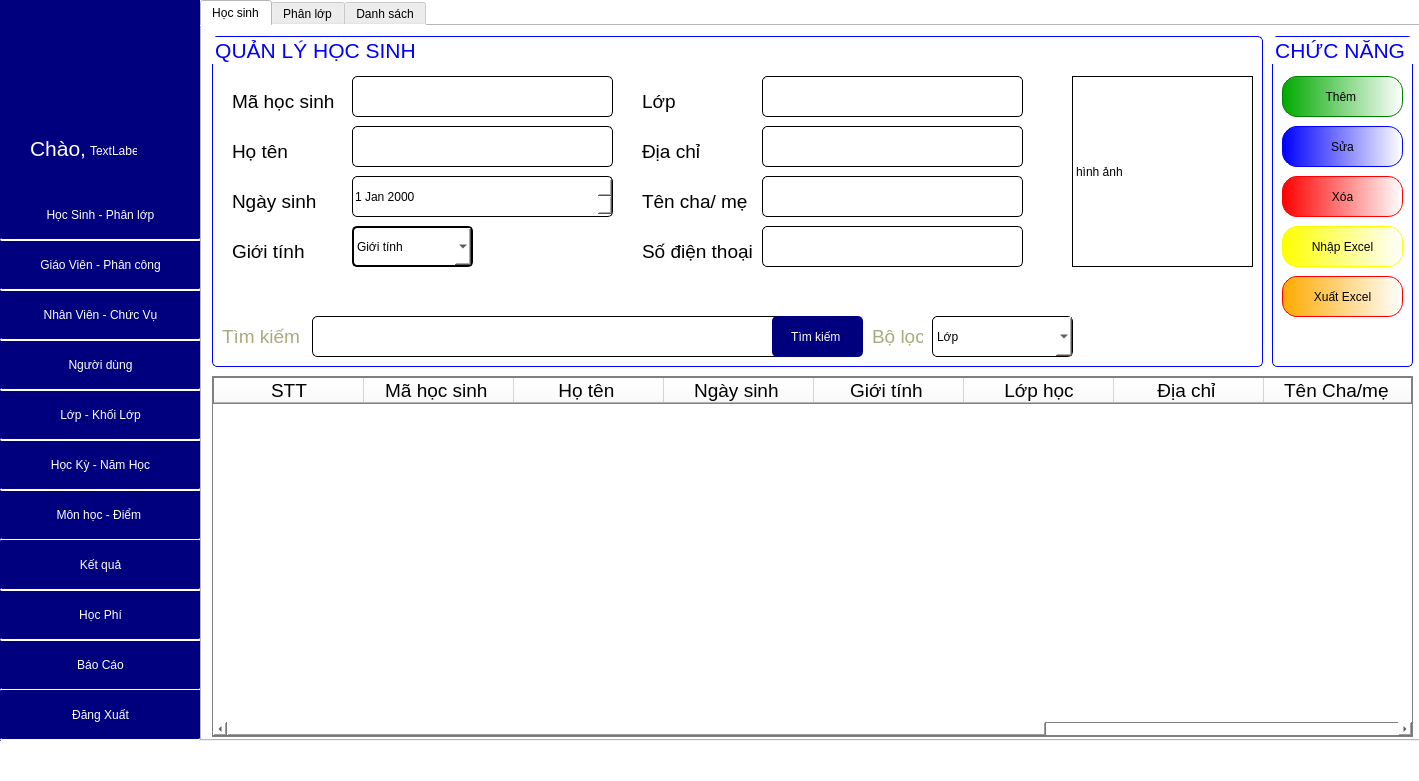
Before: the Qt Designer form GUI/TrangChu.ui in phuthuy44/Student--py, drawn with Qt 5.
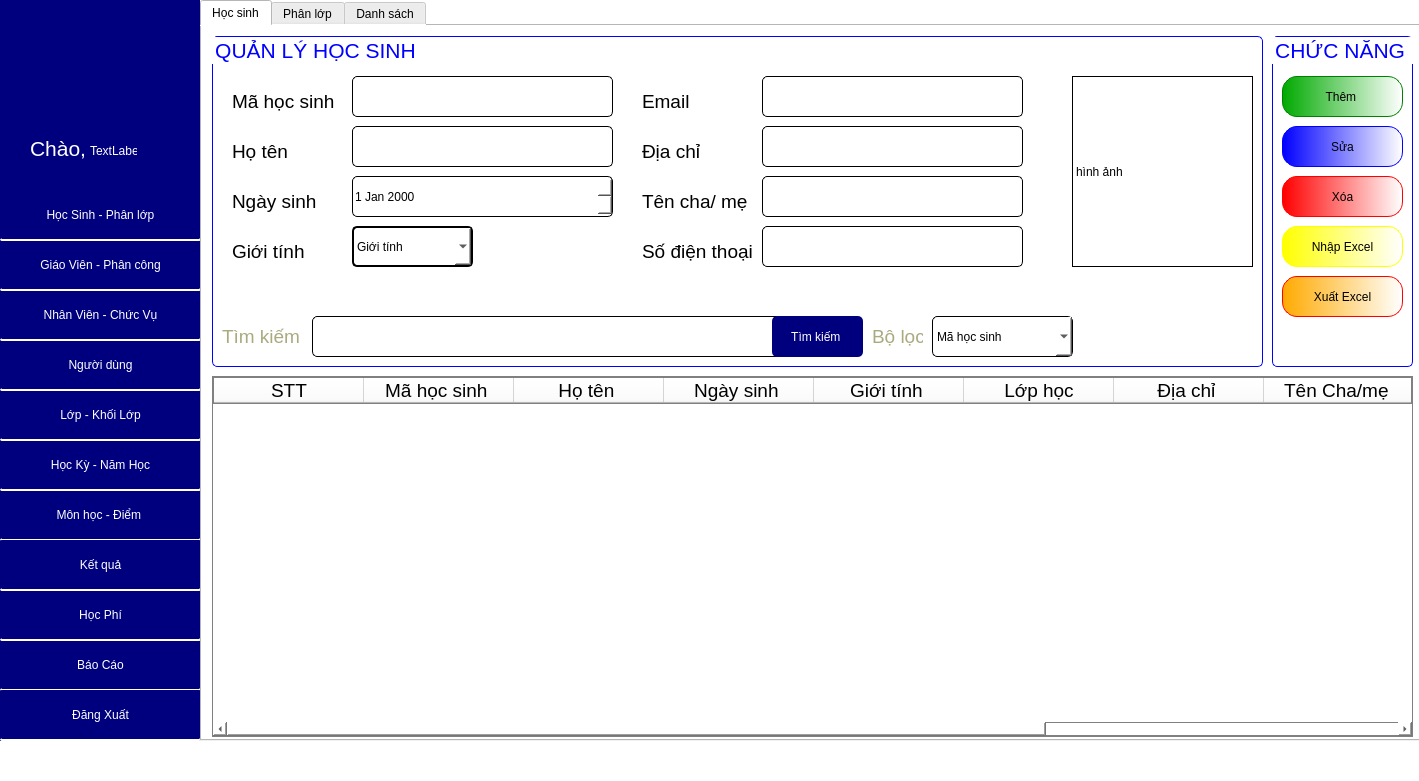
After: the same form once the commit is applied. The open tabs and pages were chosen to show the change.

Commit message: Done to create Database

```diff
--- a/GUI/TrangChu.ui
+++ b/GUI/TrangChu.ui
@@ -1032,11 +1032,6 @@
 border-radius:5px;
 }</string>
          </property>
-         <item>
-          <property name="text">
-           <string>Lớp</string>
-          </property>
-         </item>
          <item>
           <property name="text">
            <string>Mã học sinh </string>
@@ -1118,7 +1113,7 @@
           </font>
          </property>
          <property name="text">
-          <string>Lớp</string>
+          <string>Email</string>
          </property>
         </widget>
         <widget class="QLineEdit" name="lineEdit_119">
```
Left out of the diff: 4 changed lines with no effect on the pictures. The commit also changes 1 other file.
